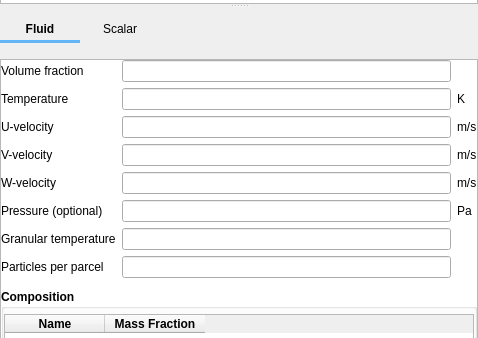
truongd8593/mfix, file mfixgui/uifiles/initial_conditions.ui: the form before one commit; both pictures show x 0 to 478 and y 96 to 434 of the 478 by 942 pixel window.
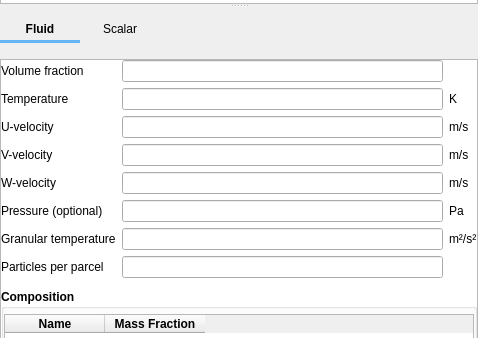
The form after the commit. The open tabs and pages were chosen to show the change. Custom widgets are drawn as their Qt base class.

Commit message: label_ic_theta_m_units: m²/s²

The edit to the form file:
```diff
--- a/mfixgui/uifiles/initial_conditions.ui
+++ b/mfixgui/uifiles/initial_conditions.ui
@@ -947,6 +947,13 @@
                   <item row="7" column="1">
                    <widget class="LineEdit" name="lineedit_keyword_ic_pic_const_statwt_args_IC_P"/>
                   </item>
+                  <item row="6" column="2">
+                   <widget class="QLabel" name="label_ic_theta_m_units">
+                    <property name="text">
+                     <string>m²/s²</string>
+                    </property>
+                   </widget>
+                  </item>
                  </layout>
                 </widget>
                </item>
```
